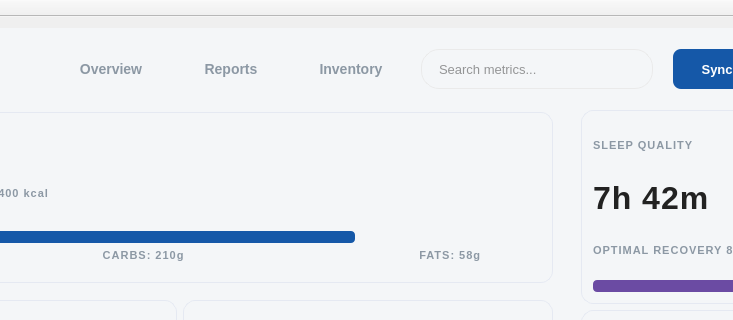
Above: ZenithHealthSuite/DashboardScreen.ui from iharisrao/zenith-health-suite before the change; both pictures show x 499 to 1232 and y 0 to 320 of the 1487 by 760 pixel window. Below: the same form after it.
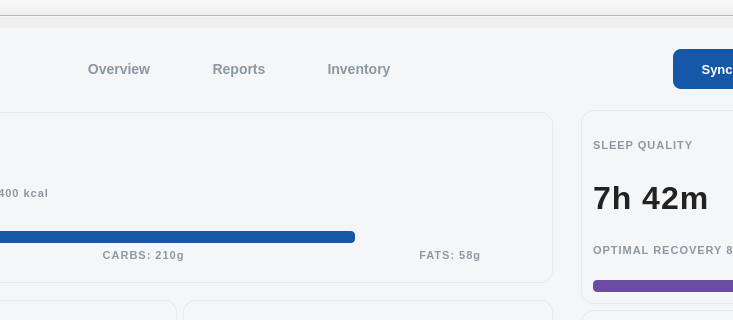
That is the form after the change. Icons and pictures are not drawn.

```diff
--- a/ZenithHealthSuite/DashboardScreen.ui
+++ b/ZenithHealthSuite/DashboardScreen.ui
@@ -552,19 +552,6 @@
             </property>
            </spacer>
           </item>
-          <item>
-           <widget class="QLineEdit" name="searchLineEdit">
-            <property name="minimumSize">
-             <size>
-              <width>232</width>
-              <height>40</height>
-             </size>
-            </property>
-            <property name="placeholderText">
-             <string>Search metrics...</string>
-            </property>
-           </widget>
-          </item>
           <item>
            <widget class="QPushButton" name="syncDataButton">
             <property name="minimumSize">
```
Left out of the diff: 4 changed lines with no effect on the pictures.
